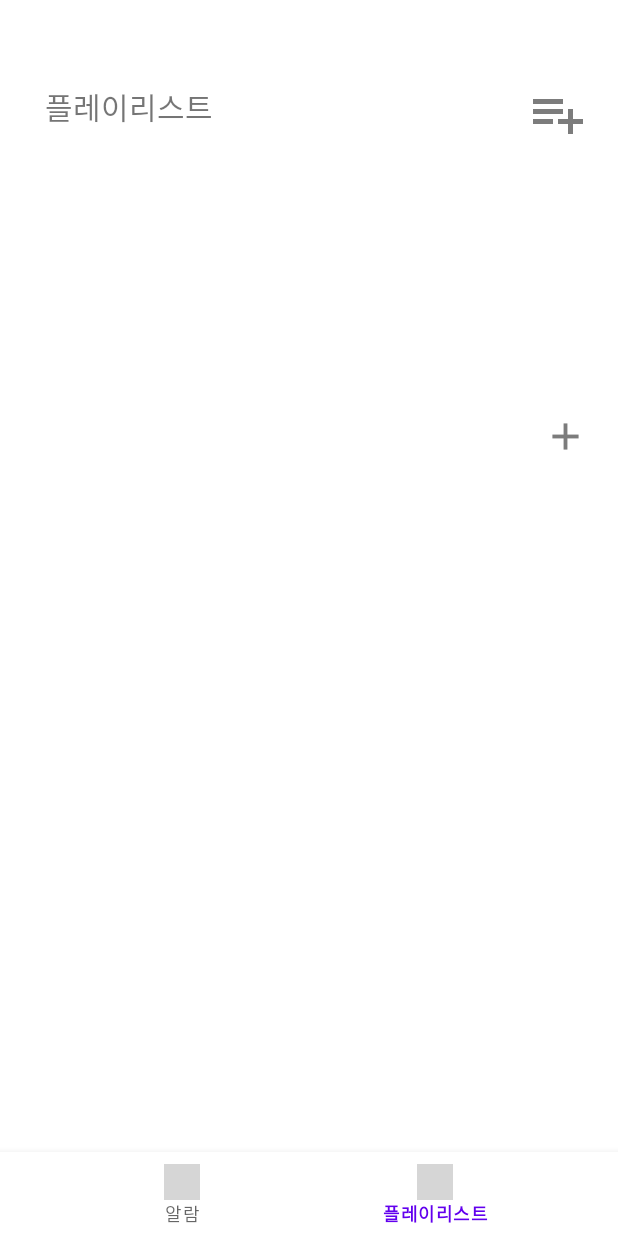
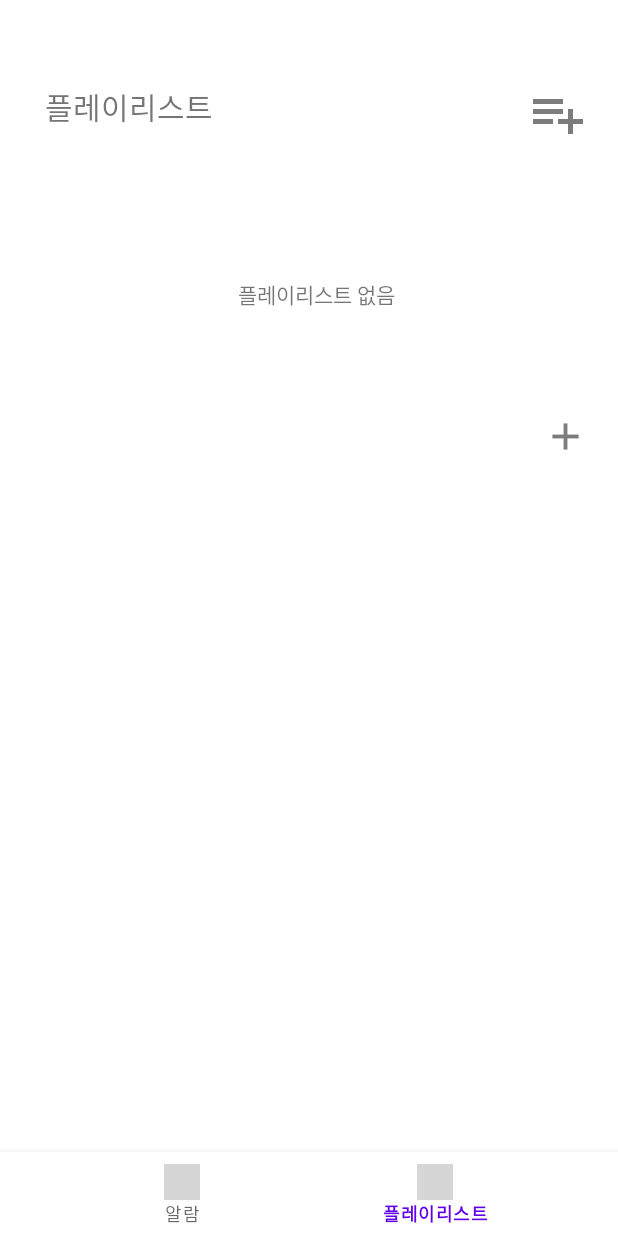
Before and after one commit to JungWooGeon/AlarmPlayList, an Android app: the PlaylistFragment screen opened through its navigation route, on a phone screen of 412 x 824 dp. Run offline under Robolectric (Android 15) with nearby library versions, the phone set to English and light mode, and no system bars; our stand-ins replace Room's generated code, navigation-ui; 3 statements that could not run were skipped; grey boxes are pictures that could not be loaded.

Commit message:
add playlist rename, delete function

```diff
--- a/app/src/main/java/com/sample/alarmplaylist/alarm/AlarmFragment.kt
+++ b/app/src/main/java/com/sample/alarmplaylist/alarm/AlarmFragment.kt
@@ -154,6 +154,12 @@ class AlarmFragment : Fragment() {
             layoutManager = LinearLayoutManager(context, VERTICAL, false)
             adapter = alarmRecyclerViewAdapter
         }
+
+        if (alarmRecyclerViewAdapter.list.size == 0) {
+            binding.alarmRecyclerviewEmptyView.visibility = View.VISIBLE
+        } else {
+            binding.alarmRecyclerviewEmptyView.visibility = View.GONE
+        }
     }
 
     private fun initButton() {
--- a/app/src/main/java/com/sample/alarmplaylist/playlist/PlaylistFragment.kt
+++ b/app/src/main/java/com/sample/alarmplaylist/playlist/PlaylistFragment.kt
@@ -1,10 +1,12 @@
 package com.sample.alarmplaylist.playlist
 
+import android.annotation.SuppressLint
 import android.content.*
 import android.os.Bundle
 import android.view.LayoutInflater
 import android.view.View
 import android.view.ViewGroup
+import android.widget.Toast
 import androidx.fragment.app.Fragment
 import androidx.lifecycle.ViewModelProvider
 import androidx.recyclerview.widget.LinearLayoutManager
@@ -64,13 +66,42 @@ class PlaylistFragment : Fragment() {
     }
 
     private fun initRecyclerView(playList: List<PlayList>) {
-        playListRecyclerViewAdapter = PlayListAdapter()
+        playListRecyclerViewAdapter = PlayListAdapter(requireActivity().applicationContext, requireActivity().menuInflater)
+        playListRecyclerViewAdapter.listener = (object : PlayListAdapter.AdapterListener {
+            override fun renamePlayList(pos: Int) {
+                val dialog = RenamePlayListDialog((object: RenamePlayListDialog.DialogListener {
+                    @SuppressLint("NotifyDataSetChanged")
+                    override fun rename(title: String) {
+                        viewModel.renamePlayList(requireActivity().applicationContext, pos, title)
+                        playListRecyclerViewAdapter.list[pos].playListTitle = title
+                        playListRecyclerViewAdapter.notifyDataSetChanged()
+                        Toast.makeText(activity, "제목이 $title(으)로 변경되었습니다", Toast.LENGTH_SHORT).show()
+                    }
+                }))
+                // 알림창이 띄워져있는 동안 배경 클릭 막기
+                dialog.isCancelable = false
+                dialog.show(activity?.supportFragmentManager!!, "RenamePlayListDialog")
+            }
+
+            override fun deletePlayList(pos: Int) {
+                viewModel.deletePlayList(requireActivity().applicationContext, pos)
+                Toast.makeText(activity, "플레이리스트가 삭제되었습니다", Toast.LENGTH_SHORT).show()
+            }
+        })
+
         playListRecyclerViewAdapter.list = playList as ArrayList<PlayList>
         binding.playlist.apply {
             setHasFixedSize(true)
             layoutManager = LinearLayoutManager(context, LinearLayoutManager.HORIZONTAL, false)
             adapter = playListRecyclerViewAdapter
         }
+
+        if (playListRecyclerViewAdapter.list.size == 0) {
+            binding.playlistEmptyView.visibility = View.VISIBLE
+        } else {
+            binding.playlistEmptyView.visibility = View.GONE
+        }
+
 //
 //        musicListRecyclerViewAdapter = MusicListAdapter()
 //        binding.musicList.apply {
@@ -78,5 +109,11 @@ class PlaylistFragment : Fragment() {
 //            layoutManager = LinearLayoutManager(context, LinearLayoutManager.VERTICAL, false)
 //            adapter = musicListRecyclerViewAdapter
 //        }
+
+//        if (musicListRecyclerViewAdapter.list.size == 0) {
+//            binding.musicListEmptyView.visibility = View.VISIBLE
+//        } else {
+//            binding.musicListEmptyView.visibility = View.GONE
+//        }
     }
 }
--- a/app/src/main/java/com/sample/alarmplaylist/playlist/adapter/PlayListAdapter.kt
+++ b/app/src/main/java/com/sample/alarmplaylist/playlist/adapter/PlayListAdapter.kt
@@ -1,16 +1,28 @@
 package com.sample.alarmplaylist.playlist.adapter
 
+import android.content.Context
 import android.view.LayoutInflater
+import android.view.MenuInflater
 import android.view.View
 import android.view.ViewGroup
+import android.widget.PopupMenu
 import android.widget.TextView
 import androidx.appcompat.widget.AppCompatImageView
 import androidx.recyclerview.widget.RecyclerView
 import com.sample.alarmplaylist.R
 import com.sample.alarmplaylist.playlist.playlist_db.PlayList
 
-class PlayListAdapter : RecyclerView.Adapter<PlayListAdapter.MyViewHolder>() {
+class PlayListAdapter(
+        private val applicationContext: Context,
+        private val menuInflater: MenuInflater
+    ): RecyclerView.Adapter<PlayListAdapter.MyViewHolder>() {
 
+    interface AdapterListener {
+        fun renamePlayList(pos: Int)
+        fun deletePlayList(pos: Int)
+    }
+
+    var listener: AdapterListener? = null
     var list = ArrayList<PlayList>()
 
     class MyViewHolder(itemView: View) : RecyclerView.ViewHolder(itemView) {
@@ -29,8 +41,21 @@ class PlayListAdapter : RecyclerView.Adapter<PlayListAdapter.MyViewHolder>() {
     override fun onBindViewHolder(holder: MyViewHolder, position: Int) {
         holder.imgView.setImageResource(R.drawable.playlist1)
         holder.playListTitle.text = list[position].playListTitle
-        holder.btnMore.setOnClickListener {
-
+        holder.btnMore.setOnClickListener { view ->
+            val popupMenu = PopupMenu(applicationContext, view)
+            menuInflater.inflate(R.menu.playlist_popup_menu, popupMenu.menu)
+            popupMenu.setOnMenuItemClickListener {
+                when (it.itemId) {
+                    R.id.rename_menu -> {
+                        listener?.renamePlayList(position)
+                    }
+                    R.id.delete_menu -> {
+                        listener?.deletePlayList(position)
+                    }
+                }
+                false
+            }
+            popupMenu.show()
         }
     }
 
--- a/app/src/main/java/com/sample/alarmplaylist/playlist/playlist_db/PlayList.kt
+++ b/app/src/main/java/com/sample/alarmplaylist/playlist/playlist_db/PlayList.kt
@@ -7,5 +7,5 @@ import androidx.room.PrimaryKey
 @Entity
 data class PlayList (
     @PrimaryKey(autoGenerate = true) val id: Int?,
-    @ColumnInfo(name = "playListTitle") val playListTitle: String
+    @ColumnInfo(name = "playListTitle") var playListTitle: String
 )
--- /dev/null
+++ b/app/src/main/res/drawable/view_round_white.xml
@@ -0,0 +1,5 @@
+<?xml version="1.0" encoding="utf-8"?>
+<shape xmlns:android="http://schemas.android.com/apk/res/android">
+    <solid android:color="@color/white" />
+    <corners android:radius="6dp" />
+</shape>
--- a/app/src/main/res/layout/fragment_playlist.xml
+++ b/app/src/main/res/layout/fragment_playlist.xml
@@ -31,10 +31,21 @@
         android:layout_height="160dp"
         android:layout_marginTop="30dp"
         app:layoutManager="androidx.recyclerview.widget.LinearLayoutManager"
+        app:layout_constraintBottom_toTopOf="@id/btn_add_music"
         app:layout_constraintEnd_toEndOf="@id/btn_add_list"
         app:layout_constraintStart_toStartOf="@id/playlist_label"
-        app:layout_constraintTop_toBottomOf="@id/playlist_label"
-        app:layout_constraintBottom_toTopOf="@id/btn_add_music"/>
+        app:layout_constraintTop_toBottomOf="@id/playlist_label" />
+
+    <TextView
+        android:id="@+id/playlist_empty_view"
+        android:layout_width="wrap_content"
+        android:layout_height="wrap_content"
+        android:text="플레이리스트 없음"
+        android:visibility="gone"
+        app:layout_constraintBottom_toBottomOf="@id/playlist"
+        app:layout_constraintEnd_toEndOf="@id/playlist"
+        app:layout_constraintStart_toStartOf="@id/playlist"
+        app:layout_constraintTop_toTopOf="@id/playlist" />
 
     <androidx.appcompat.widget.AppCompatImageView
         android:id="@+id/btn_add_music"
@@ -53,4 +64,15 @@
         app:layout_constraintStart_toStartOf="@id/playlist"
         app:layout_constraintTop_toBottomOf="@id/btn_add_music" />
 
+    <TextView
+        android:id="@+id/music_list_empty_view"
+        android:layout_width="wrap_content"
+        android:layout_height="wrap_content"
+        android:text="음악 없음"
+        android:visibility="gone"
+        app:layout_constraintBottom_toBottomOf="@id/music_list"
+        app:layout_constraintEnd_toEndOf="@id/music_list"
+        app:layout_constraintStart_toStartOf="@id/music_list"
+        app:layout_constraintTop_toTopOf="@id/music_list" />
+
 </androidx.constraintlayout.widget.ConstraintLayout>
--- /dev/null
+++ b/app/src/main/res/menu/playlist_popup_menu.xml
@@ -0,0 +1,9 @@
+<?xml version="1.0" encoding="utf-8"?>
+<menu xmlns:android="http://schemas.android.com/apk/res/android">
+    <item
+        android:id="@+id/rename_menu"
+        android:title="이름 변경" />
+    <item
+        android:id="@+id/delete_menu"
+        android:title="삭제" />
+</menu>
```
Also changed, not shown: app/src/main/java/com/sample/alarmplaylist/playlist/PlaylistModel.kt (+31 -0 lines), app/src/main/java/com/sample/alarmplaylist/playlist/PlaylistViewModel.kt (+10 -0 lines), app/src/main/java/com/sample/alarmplaylist/playlist/RenamePlayListDialog.kt (added, +45 -0 lines), app/src/main/res/layout/fragment_alarm.xml (+12 -0 lines), app/src/main/res/layout/rename_playlist_dialog.xml (added, +45 -0 lines).
